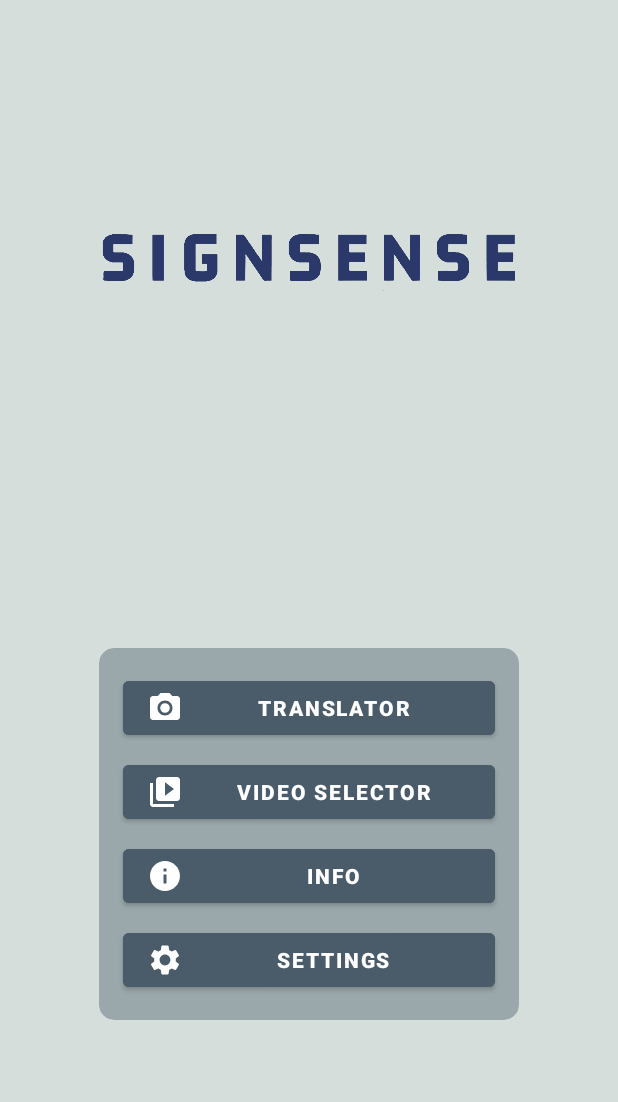
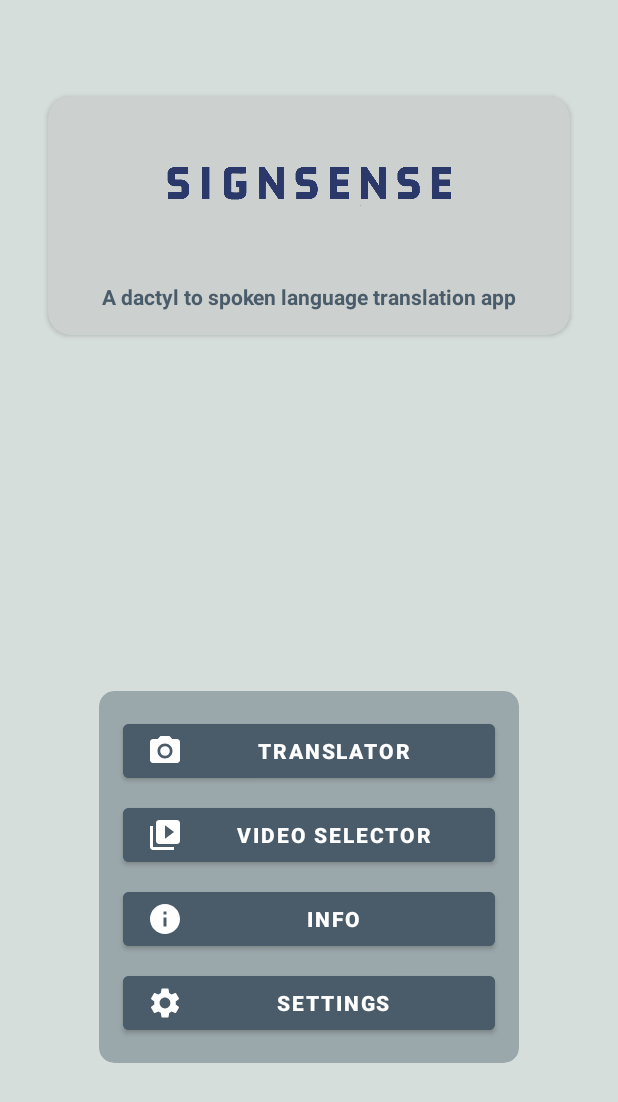
Before and after one commit to duckysmacky/signsense, an Android app: the screen it shows after launch (MainActivity), on a phone screen of 412 x 824 dp. Shown: the top 1102 px of the screen. Run offline under Robolectric (Android 15) with nearby library versions, the phone set to English and light mode, and no system bars; libraries missing offline, so code that uses them is left out: org.opencv.android; 1 statement that could not run was skipped.

Commit message:
language and theme fixes

```diff
--- a/app/app/src/main/java/com/signsense/app/MainActivity.java
+++ b/app/app/src/main/java/com/signsense/app/MainActivity.java
@@ -67,11 +67,7 @@ public class MainActivity extends AppCompatActivity {
                 break;
         }
 
-        //setLanguage(appLanguage);
-    }
-
-    private void setLanguage(String language) {
-        Locale locale = new Locale(language);
+        Locale locale = new Locale(appLanguage);
         Resources resources = this.getResources();
 
         Locale.setDefault(locale);
--- a/app/app/src/main/res/layout/activity_main.xml
+++ b/app/app/src/main/res/layout/activity_main.xml
@@ -6,21 +6,6 @@
     android:layout_height="match_parent"
     android:background="@color/primary_bg"
     tools:context=".MainActivity">
-
-    <ImageView
-            android:id="@+id/image_logo_widetext"
-            android:layout_width="400dp"
-            android:layout_height="100dp"
-            android:layout_marginStart="8dp"
-            android:layout_marginEnd="8dp"
-            android:scaleType="centerCrop"
-            app:layout_constraintEnd_toEndOf="parent"
-            app:layout_constraintStart_toStartOf="parent"
-            app:layout_constraintTop_toTopOf="parent"
-            app:srcCompat="@drawable/signsense_text_wide_trans"
-            app:tint="@color/darken"
-            app:layout_constraintBottom_toBottomOf="parent" app:layout_constraintVertical_bias="0.15"
-            android:layout_marginTop="16dp" android:contentDescription="@string/desc_signsense_logo"/>
 
     <androidx.cardview.widget.CardView
         android:id="@+id/card_switchButtons"
@@ -34,7 +19,7 @@
         app:layout_constraintEnd_toEndOf="parent"
         app:layout_constraintStart_toStartOf="parent"
         app:layout_constraintTop_toTopOf="parent"
-            app:layout_constraintVertical_bias="0.75">
+        app:layout_constraintVertical_bias="0.8">
 
         <LinearLayout
             android:id="@+id/layout_switchButtons"
@@ -61,7 +46,7 @@
                 android:textAlignment="center"
                 android:textColor="@color/button_text_color"
                 android:textSize="14sp"
-                    android:textStyle="bold"/>
+                android:textStyle="bold" />
 
             <Button
                 android:id="@+id/button_switchSelector"
@@ -79,7 +64,7 @@
                 android:textAlignment="center"
                 android:textColor="@color/button_text_color"
                 android:textSize="14sp"
-                    android:textStyle="bold"/>
+                android:textStyle="bold" />
 
             <Button
                 android:id="@+id/button_switchInfo"
@@ -97,7 +82,7 @@
                 android:textAlignment="center"
                 android:textColor="@color/button_text_color"
                 android:textSize="14sp"
-                    android:textStyle="bold"/>
+                android:textStyle="bold" />
 
             <Button
                 android:id="@+id/button_switchSettings"
@@ -115,9 +100,67 @@
                 android:textAlignment="center"
                 android:textColor="@color/button_text_color"
                 android:textSize="14sp"
-                    android:textStyle="bold"/>
+                android:textStyle="bold" />
 
         </LinearLayout>
     </androidx.cardview.widget.CardView>
 
+    <androidx.cardview.widget.CardView
+        android:layout_width="0dp"
+        android:layout_height="wrap_content"
+        android:layout_marginStart="32dp"
+        android:layout_marginTop="64dp"
+        android:layout_marginEnd="32dp"
+        app:cardBackgroundColor="@color/primary"
+        app:cardCornerRadius="15dp"
+        app:layout_constraintEnd_toEndOf="parent"
+        app:layout_constraintStart_toStartOf="parent"
+        app:layout_constraintTop_toTopOf="parent">
+
+        <androidx.constraintlayout.widget.ConstraintLayout
+            android:layout_width="match_parent"
+            android:layout_height="match_parent">
+
+            <ImageView
+                android:id="@+id/image_logo_widetext"
+                android:layout_width="275dp"
+                android:layout_height="100dp"
+                android:layout_marginStart="8dp"
+                android:layout_marginTop="8dp"
+                android:layout_marginEnd="8dp"
+                android:contentDescription="@string/desc_signsense_logo"
+                android:scaleType="centerCrop"
+                app:layout_constraintBottom_toBottomOf="parent"
+                app:layout_constraintEnd_toEndOf="parent"
+                app:layout_constraintStart_toStartOf="parent"
+                app:layout_constraintTop_toTopOf="parent"
+                app:layout_constraintVertical_bias="0.0"
+                app:srcCompat="@drawable/signsense_text_wide_trans"
+                app:tint="@color/darken" />
+
+            <TextView
+                android:id="@+id/text_app_desc"
+                android:layout_width="wrap_content"
+                android:layout_height="wrap_content"
+                android:layout_marginStart="8dp"
+                android:layout_marginTop="8dp"
+                android:layout_marginEnd="8dp"
+                android:layout_marginBottom="8dp"
+                android:gravity="center"
+                android:paddingLeft="8dp"
+                android:paddingTop="8dp"
+                android:paddingRight="8dp"
+                android:paddingBottom="8dp"
+                android:text="@string/app_desc"
+                android:textAlignment="center"
+                android:textColor="@color/highlight"
+                android:textStyle="bold"
+                app:layout_constraintBottom_toBottomOf="parent"
+                app:layout_constraintEnd_toEndOf="parent"
+                app:layout_constraintStart_toStartOf="parent"
+                app:layout_constraintTop_toBottomOf="@+id/image_logo_widetext" />
         </androidx.constraintlayout.widget.ConstraintLayout>
+
+    </androidx.cardview.widget.CardView>
+
+</androidx.constraintlayout.widget.ConstraintLayout>
--- a/app/app/src/main/res/values/strings.xml
+++ b/app/app/src/main/res/values/strings.xml
@@ -1,5 +1,7 @@
 <resources>
+    <!-- General -->
     <string name="app_name" translatable="false">SignSense</string>
+    <string name="app_desc">A dactyl to spoken language translation app</string>
 
     <!-- Item descriptions -->
     <string name="desc_flash_button">Toggle Flash</string>
@@ -80,5 +82,5 @@
     <string name="translation_word_placeholder">[translated word]</string>
 
     <string name="translation_lastwords_header">Recent Words:</string>
-    <string name="translation_lastwords_value">[recent translated word]</string>
+    <string name="translation_lastwords_value">[recently translated words]</string>
 </resources>
```
Also changed, not shown: app/app/src/main/java/com/signsense/app/CameraActivity.java (+32 -0 lines), app/app/src/main/java/com/signsense/app/VideoActivity.java (+33 -0 lines), app/app/src/main/res/layout/activity_camera.xml (+20 -5 lines), app/app/src/main/res/xml/root_preferences.xml (+7 -7 lines), 2 other files. Lines whose indentation alone changed are shown as unchanged.
